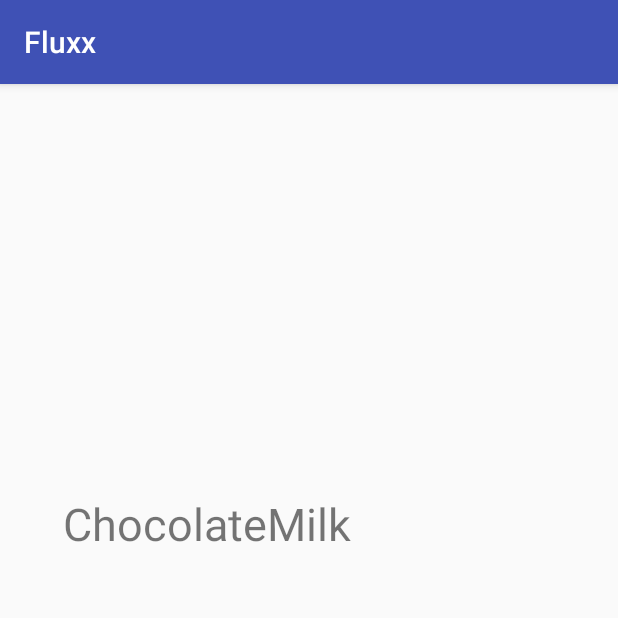
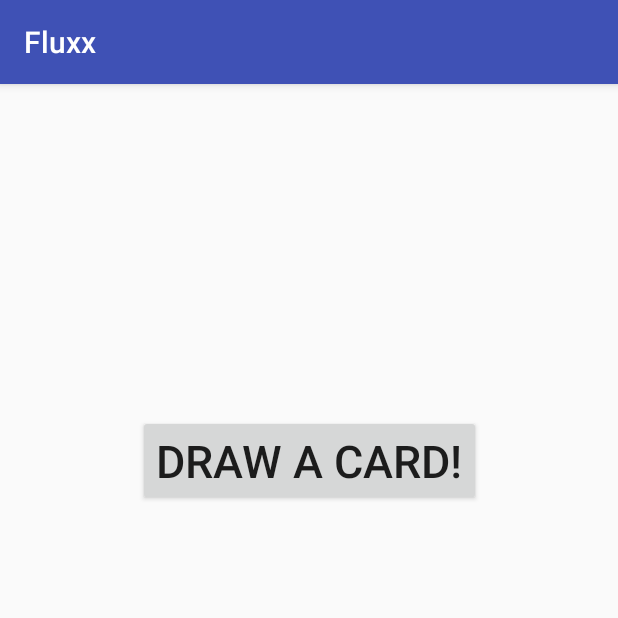
Before and after one commit to ajmath62/fluxx, an Android app: the screen it shows after launch (MainActivity), on a phone screen of 412 x 824 dp, the top half of it. Run offline under Robolectric (Android 15) with nearby library versions, the phone set to English and light mode, and no system bars.

Commit message:
Added a deck and an ability to draw from it
Also added a view to the Card object for convenience

```diff
--- a/app/src/main/java/io/blackhole/aaronk/fluxx/Card.java
+++ b/app/src/main/java/io/blackhole/aaronk/fluxx/Card.java
@@ -1,4 +1,9 @@
 package io.blackhole.aaronk.fluxx;
+
+import android.content.Context;
+import android.content.res.ColorStateList;
+import android.view.View;
+import android.widget.TextView;
 
 /**
  * Created by AaronK on 2018-01-15.
@@ -6,10 +11,14 @@ package io.blackhole.aaronk.fluxx;
 
 class Card implements Comparable<Card> {
     public String name;
+    public TextView view;
 
-    Card(String name) {
+    Card(Context context, String name) {
         super();
         this.name = name;
+        this.view = new TextView(context);
+        this.view.setText(this.name);
+        this.view.setTextSize(30);
     }
 
     @Override
--- a/app/src/main/java/io/blackhole/aaronk/fluxx/MainActivity.java
+++ b/app/src/main/java/io/blackhole/aaronk/fluxx/MainActivity.java
@@ -1,15 +1,19 @@
 package io.blackhole.aaronk.fluxx;
 
+import android.content.res.Resources;
 import android.support.v7.app.AppCompatActivity;
 import android.os.Bundle;
+import android.view.View;
 import android.widget.LinearLayout;
-import android.widget.TextView;
 
+import java.util.ArrayList;
+import java.util.List;
 import java.util.Set;
 import java.util.TreeSet;
 
 public class MainActivity extends AppCompatActivity {
 
+    private List<Card> deck = new ArrayList<>();
     private Set<Card> hand = new TreeSet<>();
 
     @Override
@@ -17,15 +21,28 @@ public class MainActivity extends AppCompatActivity {
         super.onCreate(savedInstanceState);
         setContentView(R.layout.main);
 
-        hand.add(new Card("Chocolate"));
-        hand.add(new Card("Milk"));
+        Resources res = getResources();
+        String[] keeperList = res.getStringArray(R.array.keepers);
+        for (String k: keeperList) { // forEach
+            deck.add(new Card(this, k));
+        }
+    }
 
+    public void drawCard(View view) {
+        if (deck.isEmpty()) {
+            deck.addAll(hand);
+            hand.clear();
+        }
+        Card card = deck.remove(deck.size() - 1);
+        hand.add(card);
+        update();
+    }
+
+    private void update() {
         LinearLayout handView = findViewById(R.id.handView);
-        for (Card c: hand) { // forEach
-            TextView tv = new TextView(this);
-            tv.setTextSize(30);
-            tv.setText(c.name);
-            handView.addView(tv);
+        handView.removeAllViews();
+        for (Card c: hand) {
+            handView.addView(c.view);
         }
     }
 }
--- a/app/src/main/res/layout/main.xml
+++ b/app/src/main/res/layout/main.xml
@@ -6,16 +6,44 @@
     android:layout_height="match_parent"
     tools:context="io.blackhole.aaronk.fluxx.MainActivity">
 
-    <LinearLayout
-        android:id="@+id/handView"
-        android:layout_width="328dp"
-        android:layout_height="479dp"
+    <Button
+        android:id="@+id/button"
+        android:textSize="30sp"
+        android:layout_width="wrap_content"
+        android:layout_height="wrap_content"
         android:layout_marginBottom="16dp"
         android:layout_marginEnd="16dp"
         android:layout_marginStart="16dp"
-        android:orientation="horizontal"
+        android:layout_marginTop="16dp"
+        android:text="@string/draw_card"
+        app:layout_constraintBottom_toTopOf="@+id/horizontalScrollView"
+        app:layout_constraintEnd_toEndOf="parent"
+        app:layout_constraintStart_toStartOf="parent"
+        app:layout_constraintTop_toTopOf="parent"
+        android:onClick="drawCard"/>
+
+    <HorizontalScrollView
+        android:id="@+id/horizontalScrollView"
+        android:layout_width="match_parent"
+        android:layout_height="250dp"
+        android:layout_marginBottom="16dp"
+        android:layout_marginEnd="16dp"
+        android:layout_marginStart="16dp"
         app:layout_constraintBottom_toBottomOf="parent"
         app:layout_constraintEnd_toEndOf="parent"
         app:layout_constraintStart_toStartOf="parent">
-    </LinearLayout>
+
+        <LinearLayout
+            android:id="@+id/handView"
+            android:layout_width="wrap_content"
+            android:layout_height="match_parent"
+            android:layout_marginBottom="16dp"
+            android:layout_marginTop="16dp"
+            android:orientation="horizontal"
+            app:layout_constraintBottom_toBottomOf="parent"
+            app:layout_constraintEnd_toEndOf="parent"
+            app:layout_constraintStart_toStartOf="parent"
+            app:layout_constraintTop_toTopOf="parent">
+        </LinearLayout>
+    </HorizontalScrollView>
 </android.support.constraint.ConstraintLayout>
--- /dev/null
+++ b/app/src/main/res/values/cards.xml
@@ -0,0 +1,11 @@
+<?xml version="1.0" encoding="utf-8"?>
+<resources>
+    <string-array name="keepers">
+        <item>"Chocolate"</item>
+        <item>"Milk"</item>
+        <item>"Cookies"</item>
+        <item>"Death"</item>
+        <item>"Love"</item>
+        <item>"Peace"</item>
+    </string-array>
+</resources>
--- a/app/src/main/res/values/strings.xml
+++ b/app/src/main/res/values/strings.xml
@@ -1,3 +1,4 @@
 <resources>
     <string name="app_name">Fluxx</string>
+    <string name="draw_card">Draw a Card!</string>
 </resources>
```
